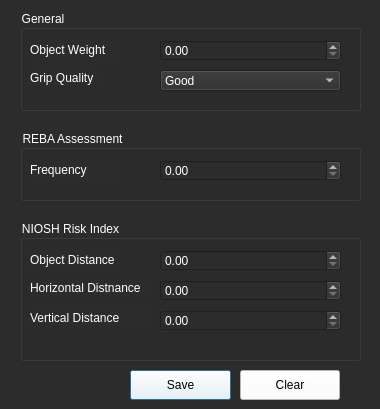
The window that niosh.ui (nikitakesha13/walmart_vision) describes before a commit, drawn with Qt 5.
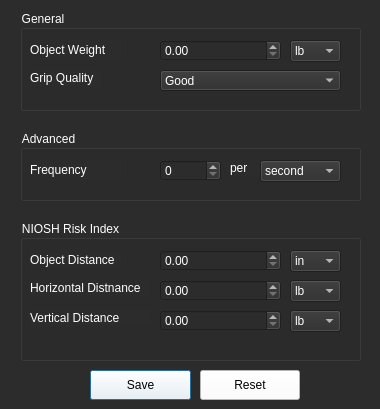
The same window after the commit.

Commit message: NIOSH, new settings, recording name

What changed in the file:
```diff
--- a/niosh.ui
+++ b/niosh.ui
@@ -32,7 +32,7 @@
   <widget class="QPushButton" name="saveButton">
    <property name="geometry">
     <rect>
-     <x>130</x>
+     <x>90</x>
      <y>370</y>
      <width>101</width>
      <height>30</height>
@@ -49,7 +49,7 @@
   <widget class="QPushButton" name="clearButton">
    <property name="geometry">
     <rect>
-     <x>240</x>
+     <x>200</x>
      <y>370</y>
      <width>100</width>
      <height>30</height>
@@ -60,7 +60,7 @@
 color: black;</string>
    </property>
    <property name="text">
-    <string>Clear</string>
+    <string>Reset</string>
    </property>
   </widget>
   <widget class="QGroupBox" name="groupBox">
@@ -96,7 +96,7 @@
      <rect>
       <x>140</x>
       <y>30</y>
-      <width>181</width>
+      <width>121</width>
       <height>21</height>
      </rect>
     </property>
@@ -149,6 +149,26 @@
      </property>
     </item>
    </widget>
+   <widget class="QComboBox" name="weightUnit">
+    <property name="geometry">
+     <rect>
+      <x>270</x>
+      <y>30</y>
+      <width>51</width>
+      <height>22</height>
+     </rect>
+    </property>
+    <item>
+     <property name="text">
+      <string>lb</string>
+     </property>
+    </item>
+    <item>
+     <property name="text">
+      <string>kg</string>
+     </property>
+    </item>
+   </widget>
   </widget>
   <widget class="QGroupBox" name="groupBox_2">
    <property name="geometry">
@@ -160,7 +180,7 @@
     </rect>
    </property>
    <property name="title">
-    <string>REBA Assessment</string>
+    <string>Advanced</string>
    </property>
    <widget class="QLabel" name="freqLabel">
     <property name="geometry">
@@ -180,13 +200,54 @@
      <rect>
       <x>140</x>
       <y>30</y>
-      <width>181</width>
+      <width>61</width>
       <height>21</height>
      </rect>
     </property>
     <property name="styleSheet">
      <string notr="true">border-color: rgb(44, 44, 44);</string>
     </property>
+    <property name="decimals">
+     <number>0</number>
+    </property>
+   </widget>
+   <widget class="QLabel" name="label">
+    <property name="geometry">
+     <rect>
+      <x>210</x>
+      <y>30</y>
+      <width>31</width>
+      <height>16</height>
+     </rect>
+    </property>
+    <property name="text">
+     <string>per</string>
+    </property>
+   </widget>
+   <widget class="QComboBox" name="freqUnit">
+    <property name="geometry">
+     <rect>
+      <x>240</x>
+      <y>30</y>
+      <width>81</width>
+      <height>22</height>
+     </rect>
+    </property>
+    <item>
+     <property name="text">
+      <string>second</string>
+     </property>
+    </item>
+    <item>
+     <property name="text">
+      <string>minute</string>
+     </property>
+    </item>
+    <item>
+     <property name="text">
+      <string>hour</string>
+     </property>
+    </item>
    </widget>
   </widget>
   <widget class="QGroupBox" name="groupBox_3">
@@ -219,7 +280,7 @@
      <rect>
       <x>140</x>
       <y>30</y>
-      <width>181</width>
+      <width>121</width>
       <height>21</height>
      </rect>
     </property>
@@ -245,7 +306,7 @@
      <rect>
       <x>140</x>
       <y>60</y>
-      <width>181</width>
+      <width>121</width>
       <height>21</height>
      </rect>
     </property>
@@ -258,7 +319,7 @@
      <rect>
       <x>140</x>
       <y>90</y>
-      <width>181</width>
+      <width>121</width>
       <height>21</height>
      </rect>
     </property>
@@ -279,6 +340,76 @@
      <string>Vertical Distance</string>
     </property>
    </widget>
+   <widget class="QComboBox" name="objDistUnit">
+    <property name="geometry">
+     <rect>
+      <x>270</x>
+      <y>30</y>
+      <width>51</width>
+      <height>22</height>
+     </rect>
+    </property>
+    <item>
+     <property name="text">
+      <string>in</string>
+     </property>
+    </item>
+    <item>
+     <property name="text">
+      <string>ft</string>
+     </property>
+    </item>
+    <item>
+     <property name="text">
+      <string>cm</string>
+     </property>
+    </item>
+    <item>
+     <property name="text">
+      <string>m</string>
+     </property>
+    </item>
+   </widget>
+   <widget class="QComboBox" name="hDistUnit">
+    <property name="geometry">
+     <rect>
+      <x>270</x>
+      <y>60</y>
+      <width>51</width>
+      <height>22</height>
+     </rect>
+    </property>
+    <item>
+     <property name="text">
+      <string>lb</string>
+     </property>
+    </item>
+    <item>
+     <property name="text">
+      <string>kg</string>
+     </property>
+    </item>
+   </widget>
+   <widget class="QComboBox" name="vDistUnit">
+    <property name="geometry">
+     <rect>
+      <x>270</x>
+      <y>90</y>
+      <width>51</width>
+      <height>22</height>
+     </rect>
+    </property>
+    <item>
+     <property name="text">
+      <string>lb</string>
+     </property>
+    </item>
+    <item>
+     <property name="text">
+      <string>kg</string>
+     </property>
+    </item>
+   </widget>
   </widget>
  </widget>
  <resources/>
```
The commit also changes 11 other files.
